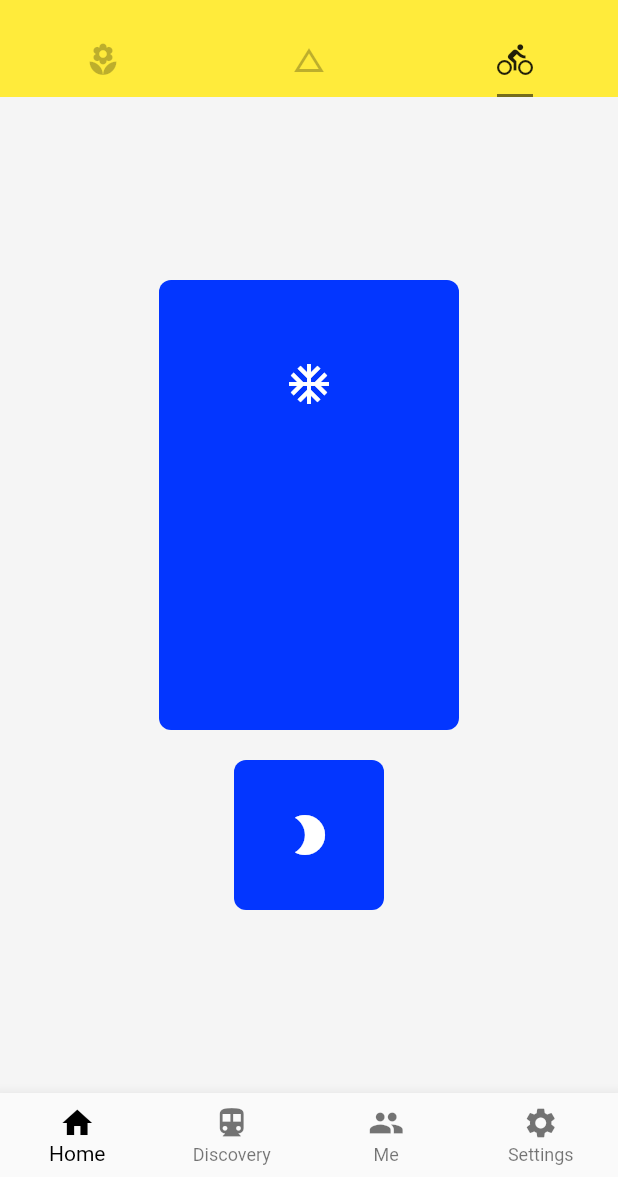
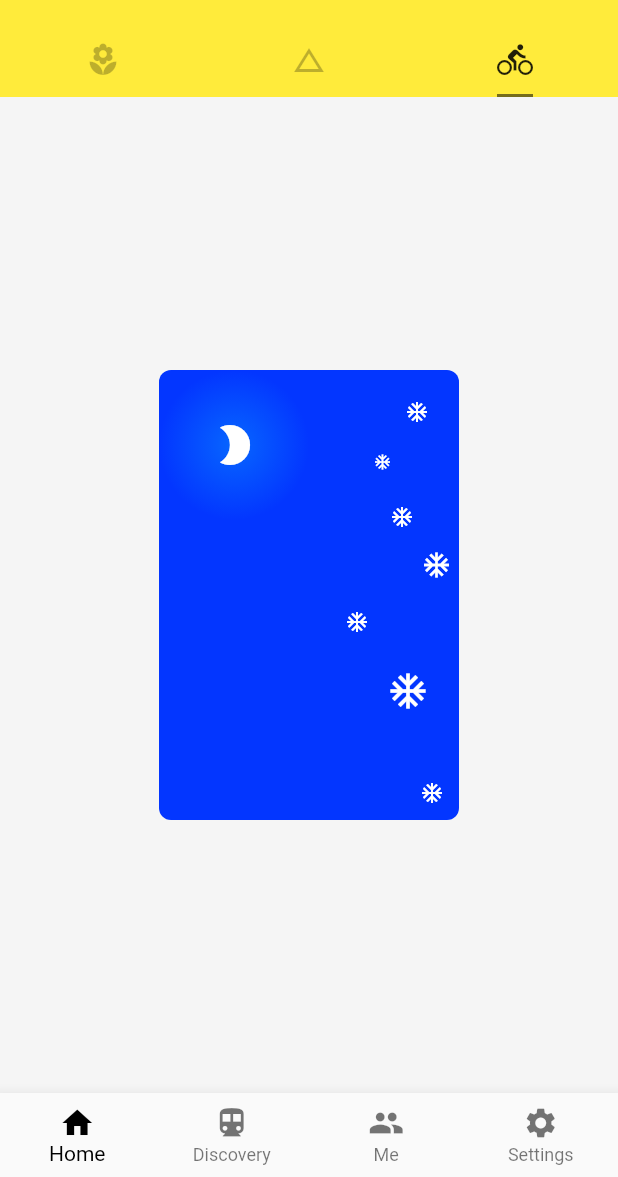
Before and after one commit to ChenS-X/flutter_csx, a Flutter app: the screen it shows after launch, tab 3 chosen, on a phone screen of 412 x 824 dp, the part 59-1236 px from its top. Run offline on Flutter 3.47's test engine with Material 2 defaults, Android fonts, the phone set to English and light mode, and no system bars; network calls fail.

Commit message:
使用stack组件和positioned组件

```diff
--- a/lib/demo/layout_demo.dart
+++ b/lib/demo/layout_demo.dart
@@ -8,24 +8,21 @@ class LayoutDemo extends StatelessWidget {
       child: Column(
         mainAxisAlignment: MainAxisAlignment.center,
         children: <Widget>[
-          SizedBox(
+          Stack( //stack组件中，最大的子组件相当于底板
+            // alignment: Alignment.bottomLeft,
+            // alignment: Alignment.topRight,
+            alignment: Alignment.topLeft,
+            children: <Widget>[
+              SizedBox(
               width: 200,
               height: 300,
               child: Container(
                   // alignment: Alignment.bottomLeft,//相当于Alignment(-1.0,1.0)
                   alignment: Alignment(0.0, -0.6),
-                  child: Icon(
-                    Icons.ac_unit,
-                    size: 32.0,
-                    color: Colors.white,
-                  ),
                   decoration: BoxDecoration(
                     color: Color.fromRGBO(3, 54, 255, 1.0),
                     borderRadius: BorderRadius.circular(8.0),
                   ))),
-          SizedBox(
-            height: 20.0,
-          ),
           SizedBox(
               width: 100,
               height: 100,
@@ -37,8 +34,79 @@ class LayoutDemo extends StatelessWidget {
                   ),
                   decoration: BoxDecoration(
                     color: Color.fromRGBO(3, 54, 255, 1.0),
-                    borderRadius: BorderRadius.circular(8.0),
-                  )))
+                    shape: BoxShape.circle,
+                    gradient: RadialGradient(
+                      colors: [
+                        Color.fromRGBO(7, 102, 255, 1.0),
+                        Color.fromRGBO(3, 54, 255, 1.0)
+                      ]
+                    )
+                  ))),
+                  Positioned( //Positioned组件可以设置其top/left/right/bottomm属性，其child会相当于stack中最大的组件排列
+                    top: 20,
+                    right: 20,
+                    child:Icon(
+                    Icons.ac_unit,
+                    size: 16.0,
+                    color: Colors.white,
+                  )
+                  ),
+                  Positioned( //Positioned组件可以设置其top/left/right/bottomm属性，其child会相当于stack中最大的组件排列
+                    top: 55,
+                    right: 45,
+                    child:Icon(
+                    Icons.ac_unit,
+                    size: 12.0,
+                    color: Colors.white,
+                  )
+                  ),
+                  Positioned( //Positioned组件可以设置其top/left/right/bottomm属性，其child会相当于stack中最大的组件排列
+                    top: 90,
+                    right: 30,
+                    child:Icon(
+                    Icons.ac_unit,
+                    size: 16.0,
+                    color: Colors.white,
+                  )
+                  ),
+                  Positioned( //Positioned组件可以设置其top/left/right/bottomm属性，其child会相当于stack中最大的组件排列
+                    top: 120,
+                    right: 5,
+                    child:Icon(
+                    Icons.ac_unit,
+                    size: 20.0,
+                    color: Colors.white,
+                  )
+                  ),
+                  Positioned( //Positioned组件可以设置其top/left/right/bottomm属性，其child会相当于stack中最大的组件排列
+                    top: 160,
+                    right:60,
+                    child:Icon(
+                    Icons.ac_unit,
+                    size: 16.0,
+                    color: Colors.white,
+                  )
+                  ),
+                  Positioned( //Positioned组件可以设置其top/left/right/bottomm属性，其child会相当于stack中最大的组件排列
+                    top: 200,
+                    right: 20,
+                    child:Icon(
+                    Icons.ac_unit,
+                    size: 28.0,
+                    color: Colors.white,
+                  )
+                  ),
+                  Positioned( //Positioned组件可以设置其top/left/right/bottomm属性，其child会相当于stack中最大的组件排列
+                    bottom: 10,
+                    right: 10,
+                    child:Icon(
+                    Icons.ac_unit,
+                    size: 16.0,
+                    color: Colors.white,
+                  )
+                  )
+            ],
+          )
         ],
       ),
     );
```
